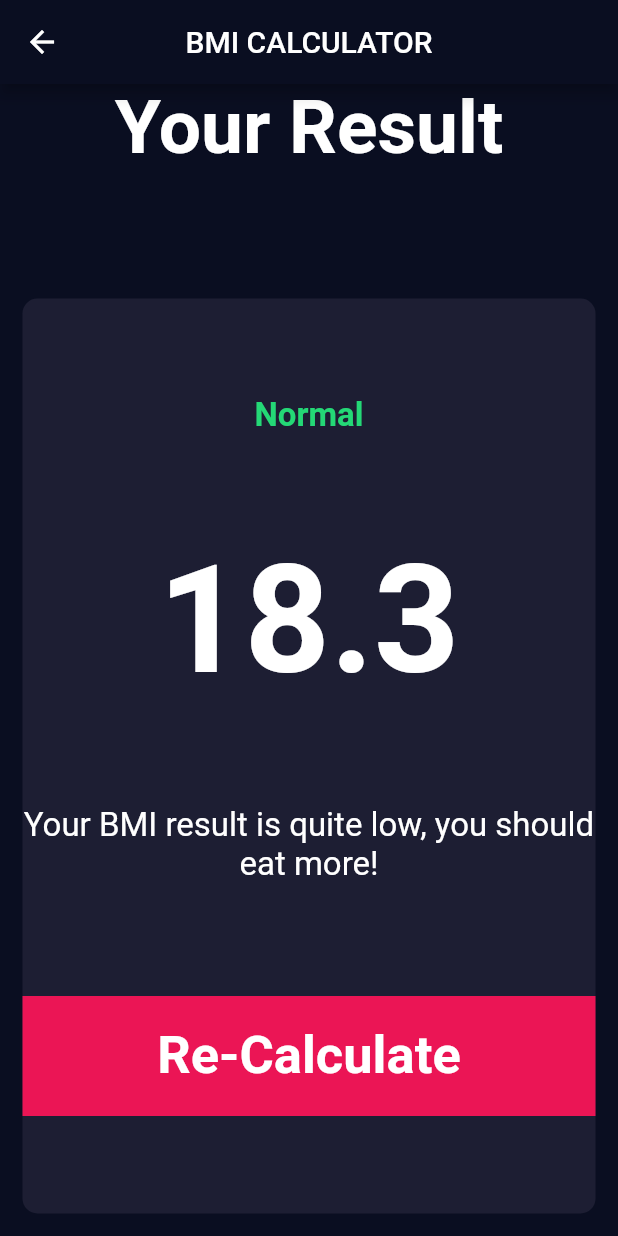
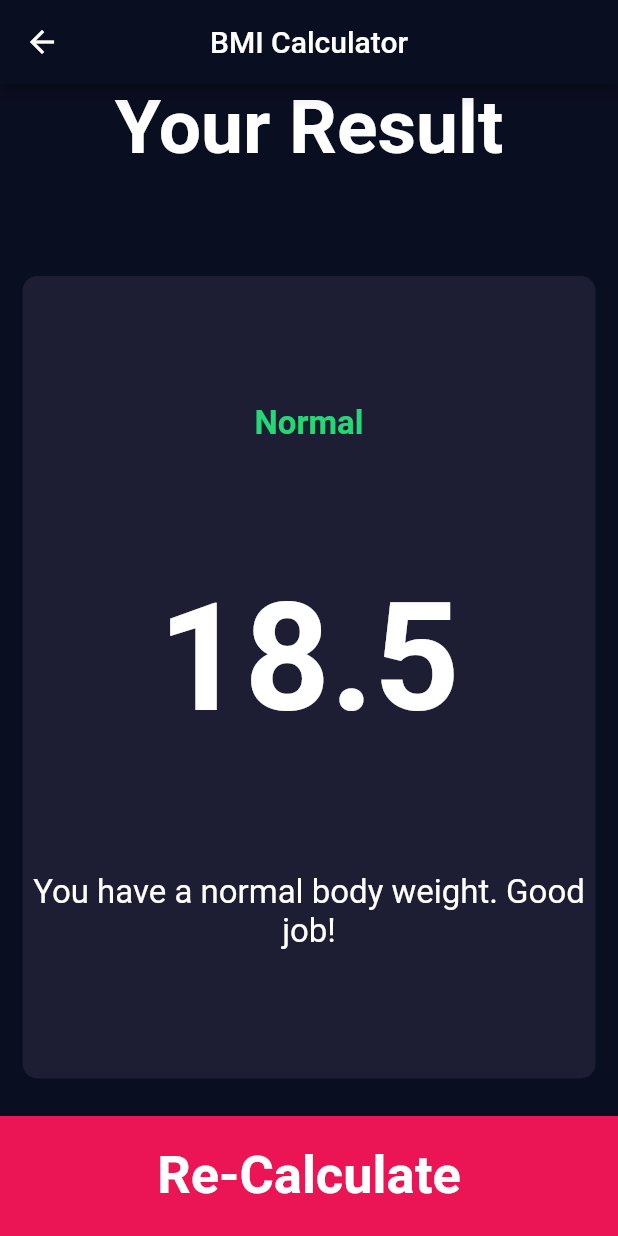
Before and after one commit to NarutoUzumaki08/bmi_calculator, a Flutter app: the screen it shows after launch, after a tap on "Calculate", on a phone screen of 412 x 824 dp. Run offline on Flutter 3.47's test engine with Material 2 defaults, Android fonts, the phone set to English and light mode, and no system bars; our stand-ins replace font_awesome_flutter.

Commit message:
BMI Calculator

```diff
--- /dev/null
+++ b/lib/calculator_brain.dart
@@ -0,0 +1,34 @@
+import 'dart:math';
+
+class CalculatorBrain {
+  CalculatorBrain({required this.height, required this.weight});
+
+  final int height;
+  final int weight;
+  double _bmi = 0.0;
+
+  String calculateBMI() {
+    _bmi = weight / pow(height / 100, 2);
+    return _bmi.toStringAsFixed(1);
+  }
+
+  String getResult() {
+    if (_bmi >= 25) {
+      return 'Overweight';
+    } else if (_bmi > 18.5) {
+      return 'Normal';
+    } else {
+      return 'Underweight';
+    }
+  }
+
+  String getInterpretation() {
+    if (_bmi >= 25) {
+      return 'You have a higher than normal body weight. Try to exercise more.';
+    } else if (_bmi > 18.5) {
+      return 'You have a normal body weight. Good job!';
+    } else {
+      return 'You have a lower than normal body weight. You can eat a bit more.';
+    }
+  }
+}
--- a/lib/icon_content.dart
+++ b/lib/components/icon_content.dart
@@ -1,6 +1,6 @@
 import 'package:flutter/material.dart';
 
-import 'constants.dart';
+import '../constants.dart';
 
 class IconContent extends StatelessWidget {
   const IconContent({super.key, required this.icon, required this.label});
--- a/lib/main.dart
+++ b/lib/main.dart
@@ -1,5 +1,5 @@
 import 'package:flutter/material.dart';
-import 'input_page.dart';
+import 'screens/input_page.dart';
 
 void main() {
   runApp(const BMICalculator());
--- a/lib/input_page.dart
+++ b/lib/screens/input_page.dart
@@ -1,11 +1,12 @@
 import 'package:flutter/material.dart';
 import 'package:font_awesome_flutter/font_awesome_flutter.dart';
-import 'icon_content.dart';
-import 'reusable_card.dart';
-import 'constants.dart';
+import '../components/icon_content.dart';
+import '../components/reusable_card.dart';
+import '../constants.dart';
 import 'results_page.dart';
-import 'bottom_button.dart';
-import 'round_icon_button.dart';
+import '../components/bottom_button.dart';
+import '../components/round_icon_button.dart';
+import 'package:bmi_calculator/calculator_brain.dart';
 
 enum Gender {
   male,
@@ -215,10 +216,16 @@ class _InputPageState extends State<InputPage> {
           BottomButton(
               buttonTitle: 'Calculate',
               onPress: () {
+                CalculatorBrain calc =
+                    CalculatorBrain(height: height, weight: weight);
                 Navigator.push(
                     context,
                     MaterialPageRoute(
-                        builder: (context) => const ResultsPage()));
+                        builder: (context) => ResultsPage(
+                              bmiResult: calc.calculateBMI(),
+                              resultText: calc.getResult(),
+                              interpretation: calc.getInterpretation(),
+                            )));
               }),
         ],
       ),
--- a/lib/results_page.dart
+++ b/lib/screens/results_page.dart
@@ -1,28 +1,34 @@
 import 'package:flutter/material.dart';
-import 'constants.dart';
-import 'reusable_card.dart';
-import 'bottom_button.dart';
+import '../constants.dart';
+import '../components/reusable_card.dart';
+import '../components/bottom_button.dart';
 
 class ResultsPage extends StatelessWidget {
-  const ResultsPage({Key? key}) : super(key: key);
+  const ResultsPage(
+      {Key? key,
+      required this.bmiResult,
+      required this.resultText,
+      required this.interpretation})
+      : super(key: key);
+  final String bmiResult;
+  final String resultText;
+  final String interpretation;
 
   @override
   Widget build(BuildContext context) {
     return Scaffold(
       appBar: AppBar(
         centerTitle: true,
-        title: const Text('BMI CALCULATOR'),
+        title: const Text('BMI Calculator'),
       ),
       body: Column(
         mainAxisAlignment: MainAxisAlignment.spaceEvenly,
         // crossAxisAlignment: CrossAxisAlignment.stretch,
         children: <Widget>[
-          Expanded(
-            child: Container(
-              child: const Text(
-                'Your Result',
-                style: kTitleTextStyle,
-              ),
+          const Expanded(
+            child: Text(
+              'Your Result',
+              style: kTitleTextStyle,
             ),
           ),
           Expanded(
@@ -34,27 +40,27 @@ class ResultsPage extends StatelessWidget {
                 crossAxisAlignment: CrossAxisAlignment.center,
                 children: <Widget>[
                   Text(
-                    'Normal',
+                    resultText,
                     style: kResultTextStyle,
                   ),
                   Text(
-                    '18.3',
+                    bmiResult,
                     style: kBMITextStyle,
                   ),
                   Text(
-                    'Your BMI result is quite low, you should eat more!',
+                    interpretation,
                     textAlign: TextAlign.center,
                     style: kBodyTextStyle,
                   ),
-                  BottomButton(
-                      onPress: () {
-                        Navigator.pop(context);
-                      },
-                      buttonTitle: 'Re-Calculate'),
                 ],
               ),
             ),
           ),
+          BottomButton(
+              onPress: () {
+                Navigator.pop(context);
+              },
+              buttonTitle: 'Re-Calculate'),
         ],
       ),
     );
```
Also changed, not shown: lib/components/bottom_button.dart (renamed from lib/bottom_button.dart), lib/components/reusable_card.dart (renamed from lib/reusable_card.dart), lib/components/round_icon_button.dart (renamed from lib/round_icon_button.dart).
